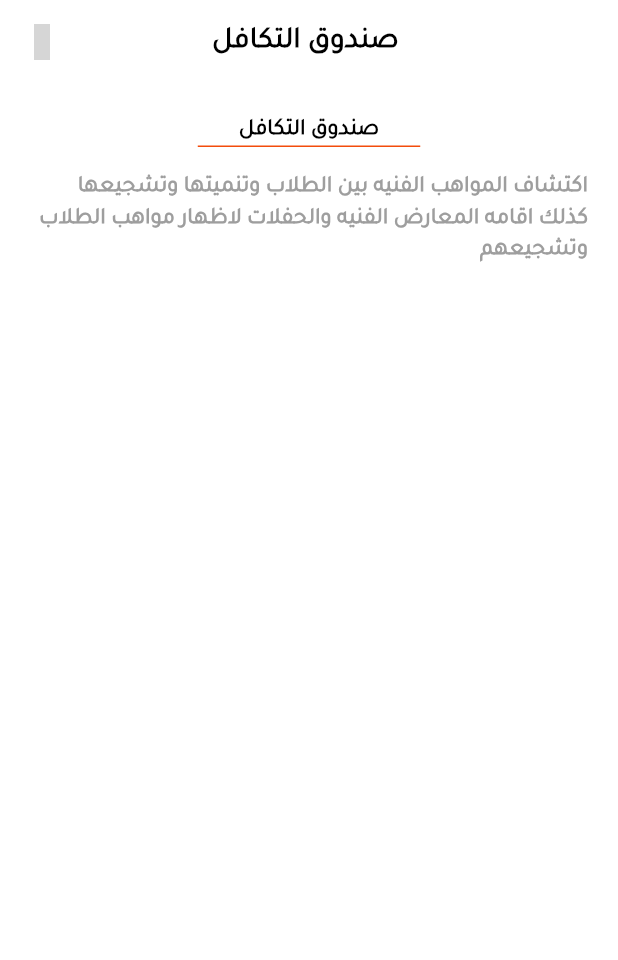
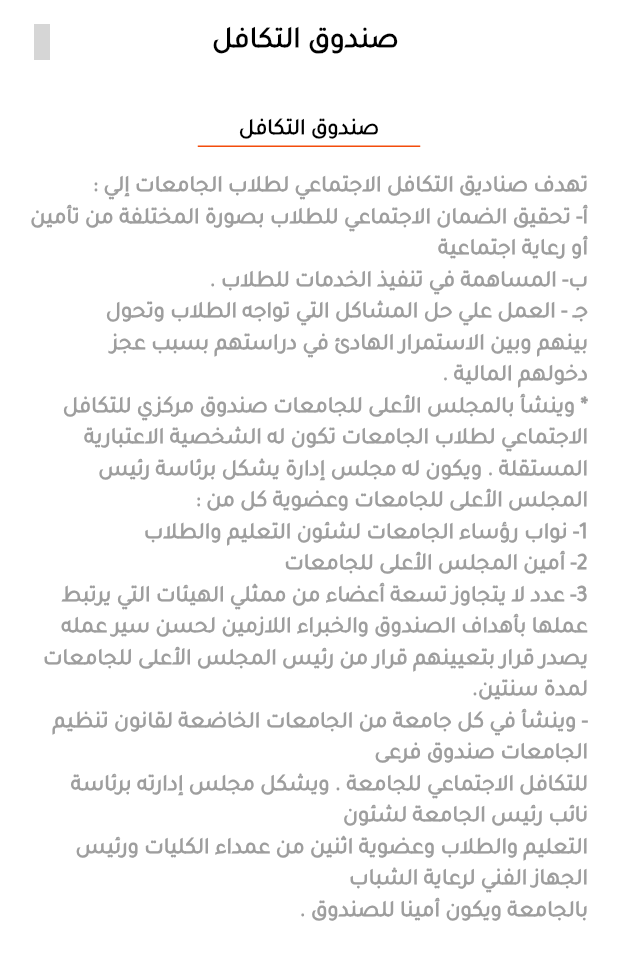
Before and after one commit to Student-Hub404/StudentHub, a Flutter app: the SolidarityFundScreen screen opened directly, on a phone screen of 412 x 824 dp. Shown: the top 960 px of the screen. Run offline on Flutter 3.47's test engine with Material 3 defaults, Android fonts, the phone set to English and light mode, and no system bars; our stand-ins replace animated_text_kit, carousel_slider, chewie, cloud_firestore, dio, firebase_core and 4 more; missing offline and left inert: appinio_video_player, enefty_icons; accounts and stored records are empty; network calls fail; grey boxes are pictures that could not be loaded.

Commit message:
edit committtes &&Student Welfare

```diff
--- a/lib/core/static/care_committees/solidarity_fund.dart
+++ b/lib/core/static/care_committees/solidarity_fund.dart
@@ -43,7 +43,22 @@ class SolidarityFundScreen extends StatelessWidget {
                     height: context.height * 0.02,
                   ),
                   Text(
-                    "اكتشاف المواهب الفنيه بين الطلاب وتنميتها وتشجيعها كذلك اقامه المعارض الفنيه والحفلات لاظهار مواهب الطلاب وتشجيعهم",
+                    """
+تهدف صناديق التكافل الاجتماعي لطلاب الجامعات إلي :
+أ‌- تحقيق الضمان الاجتماعي للطلاب بصورة المختلفة من تأمين أو رعاية اجتماعية
+ب‌- المساهمة في تنفيذ الخدمات للطلاب .
+جـ - العمل علي حل المشاكل التي تواجه الطلاب وتحول
+بينهم وبين الاستمرار الهادئ في دراستهم بسبب عجز
+دخولهم المالية .
+* وينشأ بالمجلس الأعلى للجامعات صندوق مركزي للتكافل الاجتماعي لطلاب الجامعات تكون له الشخصية الاعتبارية المستقلة . ويكون له مجلس إدارة يشكل برئاسة رئيس المجلس الأعلى للجامعات وعضوية كل من :
+1- نواب رؤساء الجامعات لشئون التعليم والطلاب
+2- أمين المجلس الأعلى للجامعات
+3- عدد لا يتجاوز تسعة أعضاء من ممثلي الهيئات التي يرتبط عملها بأهداف الصندوق والخبراء اللازمين لحسن سير عمله يصدر قرار بتعيينهم قرار من رئيس المجلس الأعلى للجامعات لمدة سنتين.
+- وينشأ في كل جامعة من الجامعات الخاضعة لقانون تنظيم الجامعات صندوق فرعى
+للتكافل الاجتماعي للجامعة . ويشكل مجلس إدارته برئاسة نائب رئيس الجامعة لشئون
+التعليم والطلاب وعضوية اثنين من عمداء الكليات ورئيس الجهاز الفني لرعاية الشباب
+بالجامعة ويكون أمينا للصندوق .
+""",
                     style: getBoldStyle(color: AppColors.grey, fontSize: 15),
                   ),
                   SizedBox(
--- a/lib/core/static/care_committees/student_families.dart
+++ b/lib/core/static/care_committees/student_families.dart
@@ -43,7 +43,7 @@ class StudentFamiliesScreen extends StatelessWidget {
                   height: context.height * 0.02,
                 ),
                 Text(
-                  "اكتشاف المواهب الفنيه بين الطلاب وتنميتها وتشجيعها كذلك اقامه المعارض الفنيه والحفلات لاظهار مواهب الطلاب وتشجيعهم",
+                  "تعمل علي تشجيع الأسر الطلابية بالكلية ودعم نشاطها والتنسيق بينهم",
                   style: getBoldStyle(color: AppColors.grey, fontSize: 15),
                 ),
                 SizedBox(
--- a/lib/presntation/manager/cubit/posts_cubit.dart
+++ b/lib/presntation/manager/cubit/posts_cubit.dart
@@ -1,3 +1,5 @@
+import 'dart:developer';
+
 import 'package:dio/dio.dart';
 import 'package:flutter_bloc/flutter_bloc.dart';
 import 'package:student_hub/models/posts_model.dart';
@@ -18,7 +20,7 @@ class PostsCubit extends Cubit<PostsStates> {
       );
       var model = PostsModel.fromJson(response.data);
       posts = model.data;
-
+      log("${posts.length}");
       emit(PostsSuccessState());
     } catch (e) {
       emit(PostsErrState());
--- a/lib/presntation/view/screens/main_screen.dart
+++ b/lib/presntation/view/screens/main_screen.dart
@@ -27,7 +27,7 @@ class _MainScreenState extends State<MainScreen> {
     "رعاية الطلاب",
   ];
   List<Widget> screens = [
-    HomeScreen(),
+    const HomeScreen(),
     DepartmentsScreen(),
     StudentServScreen(),
   ];
--- a/lib/presntation/view/screens/student_services.dart
+++ b/lib/presntation/view/screens/student_services.dart
@@ -46,6 +46,16 @@ class StudentServScreen extends StatelessWidget {
     "assets/images/students.jpg",
     "assets/images/help_box.jpg",
   ];
+  final List<String> subTitle = [
+    "تعمل لجنه النشاط الرياضى على بث الروح الرياضيه بين الطلاب وتشجيع المواهب الرياضيه على تكوين فرق رياضيه والمنافسه على المسابقات الرياضيه",
+    "تعمل على تشجيه الطاقات الادبيه والثقافيه وكذلك اقامه المسابقات الثقافيه واقامه الندوات والمحاضرات الثقافيه ....الخ من الانشطه الثقافيه ",
+    "تختص اللجنه العلميه بنشر الوعى العلمى والثقافى بين طالبات الكليه وتنميه القدرات الذهنيه من خلال تكوين فرق علميه مختلفه مثل فريق الابتكار-الكمبيوتر-الابحاث العلميه",
+    "تعمل على تنميه الروابط الاجتماعيه بين الطلاب وكذلك بين الطلاب واعضاء هيئه التدريس واقامه مسابقات اجتماعيه _ تنظيم رحلات ومعسكرات اجتماعيه ترويحيه",
+    "اكتشاف المواهب الفنيه بين الطلاب وتنميتها وتشجيعها كذلك اقامه المعارض الفنيه والحفلات لاظهار مواهب الطلاب وتشجيعهم",
+    "تقوم بتنظيم المعسكرات الكشفية والتدريبية والرحلات الخلوية ومشروعات الخدمة العامة",
+    "تعمل علي تشجيع الأسر الطلابية بالكلية ودعم نشاطها والتنسيق بينهم",
+    "تحقيق الضمان الاجتماعي للطلاب بصورة المختلفة من تأمين أو رعاية اجتماعية",
+  ];
 
   @override
   Widget build(BuildContext context) {
@@ -62,7 +72,11 @@ class StudentServScreen extends StatelessWidget {
                 separatorBuilder: (context, index) =>
                     SizedBox(height: context.height * 0.02),
                 itemBuilder: (context, index) => buildDepartment(
-                        context, headLine[index], "", index, image[index], () {
+                        context,
+                        headLine[index],
+                        subTitle[index],
+                        index,
+                        image[index], () {
                       navigatTo(context, committees[index]);
                     })),
           ),
```
Also changed, not shown: lib/core/static/care_committees/travelers_publicservice_committee.dart (+31 -2 lines), lib/presntation/view/screens/home_screen.dart (+18 -5 lines), lib/presntation/view/widgets/department_card.dart (+9 -8 lines).
